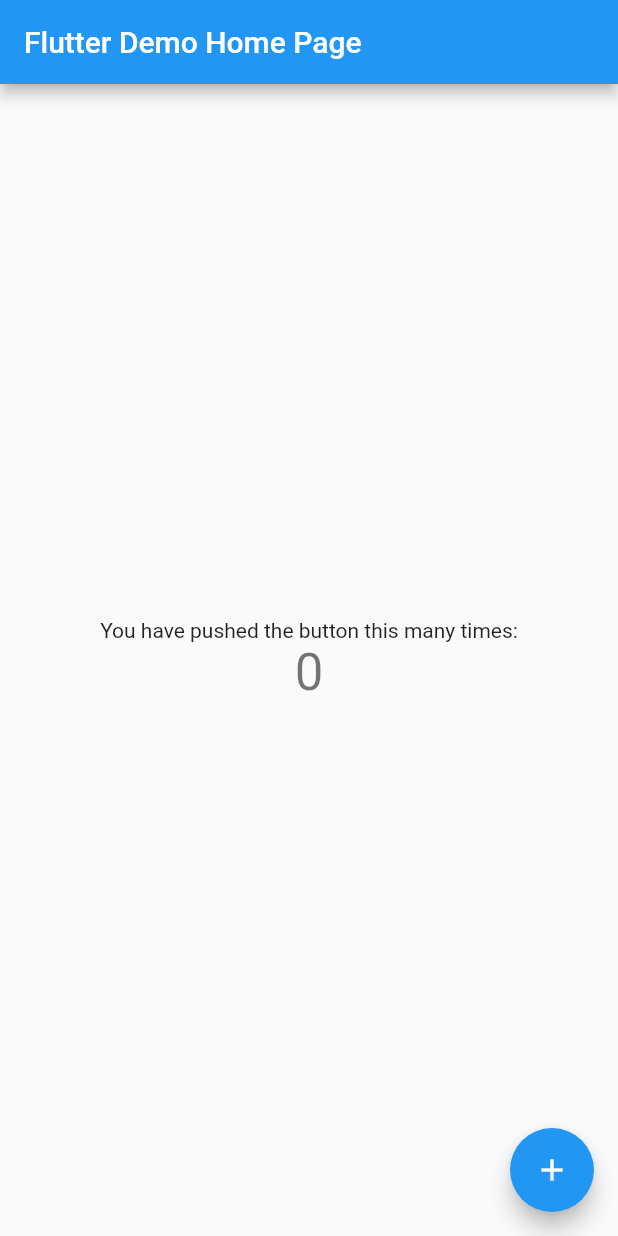
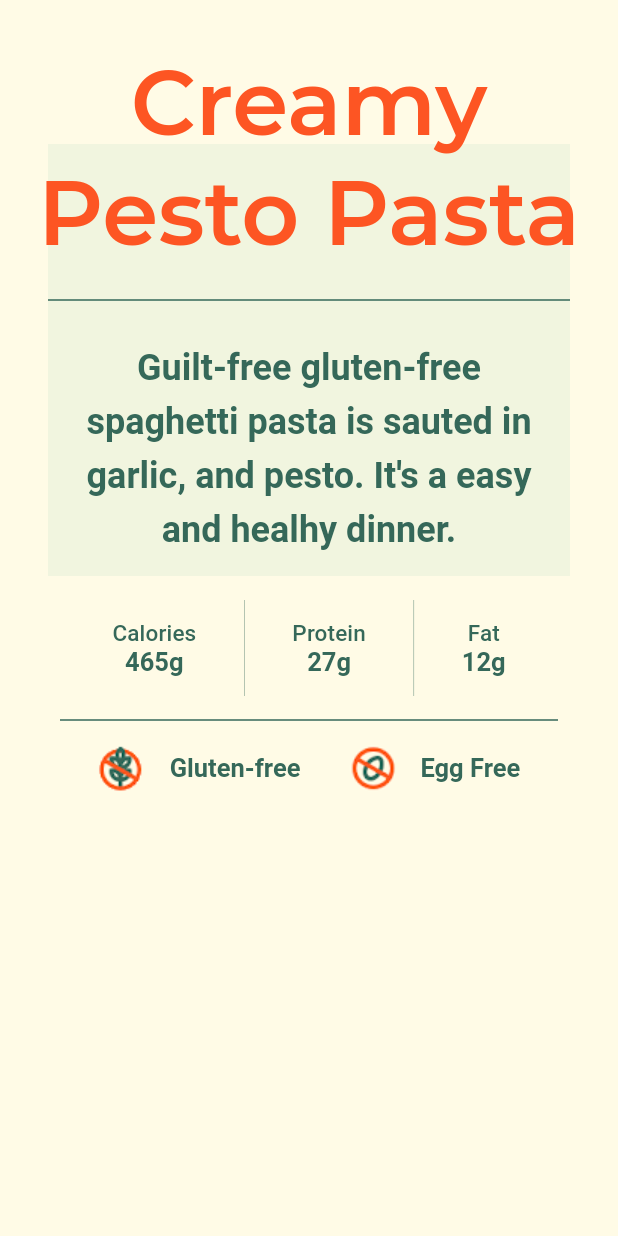
Before and after one commit to mit-mit/basil, a Flutter app: the screen it shows after launch, on a phone screen of 412 x 824 dp. Run offline on Flutter 3.47's test engine with Material 2 defaults, Android fonts, the phone set to English and light mode, and no system bars; Roboto replaces fonts that are missing (Lekton).

Commit message:
Initial Flutter layout

```diff
--- a/flutterapp/lib/main.dart
+++ b/flutterapp/lib/main.dart
@@ -1,113 +1,106 @@
 import 'package:flutter/material.dart';
+
+import 'recipee.dart';
 
 void main() {
   runApp(MyApp());
 }
 
 class MyApp extends StatelessWidget {
-  // This widget is the root of your application.
   @override
   Widget build(BuildContext context) {
     return MaterialApp(
-      title: 'Flutter Demo',
+      title: 'Basil',
       theme: ThemeData(
-        // This is the theme of your application.
-        //
-        // Try running your application with "flutter run". You'll see the
-        // application has a blue toolbar. Then, without quitting the app, try
-        // changing the primarySwatch below to Colors.green and then invoke
-        // "hot reload" (press "r" in the console where you ran "flutter run",
-        // or simply save your changes to "hot reload" in a Flutter IDE).
-        // Notice that the counter didn't reset back to zero; the application
-        // is not restarted.
-        primarySwatch: Colors.blue,
+        // Colors.
+        brightness: Brightness.light,
+        scaffoldBackgroundColor: basilBackground,
+        backgroundColor: basilBackground,
+        primaryColor: basilGreen,
+        accentColor: basilOrange,
+        // Fonts.
+        //fontFamily: 'Monterrat',
+        textTheme: TextTheme(
+          headline1: TextStyle(
+            fontSize: 96,
+            fontWeight: FontWeight.bold,
+            fontFamily: 'Montserrat',
+            color: basilOrange,
+          ),
+          headline2: TextStyle(
+            fontSize: 60,
+            fontWeight: FontWeight.w600,
+            fontFamily: 'Montserrat',
+            color: basilGreen,
+          ),
+          headline3: TextStyle(
+            fontSize: 48,
+            fontWeight: FontWeight.bold,
+            fontFamily: 'Montserrat',
+            color: basilGreen,
+          ),
+          headline4: TextStyle(
+            fontSize: 34,
+            fontWeight: FontWeight.bold,
+            fontFamily: 'Montserrat',
+            color: basilGreen,
+          ),
+          headline5: TextStyle(
+            fontSize: 24,
+            fontWeight: FontWeight.bold,
+            fontFamily: 'Montserrat',
+            color: basilGreen,
+          ),
+          headline6: TextStyle(
+            fontSize: 24,
+            height: 1.5,
+            fontWeight: FontWeight.bold,
+            fontFamily: 'Lekton',
+            color: basilGreen,
+          ),
+          subtitle1: TextStyle(
+            fontSize: 17,
+            fontWeight: FontWeight.bold,
+            fontFamily: 'Lekton',
+            color: basilGreen,
+          ),
+          subtitle2: TextStyle(
+            fontSize: 15,
+            fontFamily: 'Lekton',
+            color: basilGreen,
+          ),
+          bodyText1: TextStyle(
+            fontSize: 16,
+            fontWeight: FontWeight.bold,
+            fontFamily: 'Montserrat',
+            color: basilGreen,
+          ),
+          bodyText2: TextStyle(
+            fontSize: 14,
+            fontFamily: 'Montserrat',
+            color: basilGreen,
+          ),
+          button: TextStyle(
+            fontSize: 14,
+            fontWeight: FontWeight.bold,
+            fontFamily: 'Montserrat',
+            color: basilGreen,
+          ),
+          caption: TextStyle(
+            fontSize: 12,
+            fontWeight: FontWeight.bold,
+            fontFamily: 'Montserrat',
+            color: basilGreen,
+          ),
+          overline: TextStyle(
+            fontSize: 10,
+            fontWeight: FontWeight.bold,
+            fontFamily: 'Montserrat',
+            color: basilGreen,
+          ),
+        ),
       ),
-      home: MyHomePage(title: 'Flutter Demo Home Page'),
+      home: RecipeWidget(),
     );
   }
 }
-
-class MyHomePage extends StatefulWidget {
-  MyHomePage({Key? key, required this.title}) : super(key: key);
-
-  // This widget is the home page of your application. It is stateful, meaning
-  // that it has a State object (defined below) that contains fields that affect
-  // how it looks.
-
-  // This class is the configuration for the state. It holds the values (in this
-  // case the title) provided by the parent (in this case the App widget) and
-  // used by the build method of the State. Fields in a Widget subclass are
-  // always marked "final".
-
-  final String title;
-
-  @override
-  _MyHomePageState createState() => _MyHomePageState();
-}
-
-class _MyHomePageState extends State<MyHomePage> {
-  int _counter = 0;
-
-  void _incrementCounter() {
-    setState(() {
-      // This call to setState tells the Flutter framework that something has
-      // changed in this State, which causes it to rerun the build method below
-      // so that the display can reflect the updated values. If we changed
-      // _counter without calling setState(), then the build method would not be
-      // called again, and so nothing would appear to happen.
-      _counter++;
-    });
-  }
-
-  @override
-  Widget build(BuildContext context) {
-    // This method is rerun every time setState is called, for instance as done
-    // by the _incrementCounter method above.
-    //
-    // The Flutter framework has been optimized to make rerunning build methods
-    // fast, so that you can just rebuild anything that needs updating rather
-    // than having to individually change instances of widgets.
-    return Scaffold(
-      appBar: AppBar(
-        // Here we take the value from the MyHomePage object that was created by
-        // the App.build method, and use it to set our appbar title.
-        title: Text(widget.title),
-      ),
-      body: Center(
-        // Center is a layout widget. It takes a single child and positions it
-        // in the middle of the parent.
-        child: Column(
-          // Column is also a layout widget. It takes a list of children and
-          // arranges them vertically. By default, it sizes itself to fit its
-          // children horizontally, and tries to be as tall as its parent.
-          //
-          // Invoke "debug painting" (press "p" in the console, choose the
-          // "Toggle Debug Paint" action from the Flutter Inspector in Android
-          // Studio, or the "Toggle Debug Paint" command in Visual Studio Code)
-          // to see the wireframe for each widget.
-          //
-          // Column has various properties to control how it sizes itself and
-          // how it positions its children. Here we use mainAxisAlignment to
-          // center the children vertically; the main axis here is the vertical
-          // axis because Columns are vertical (the cross axis would be
-          // horizontal).
-          mainAxisAlignment: MainAxisAlignment.center,
-          children: <Widget>[
-            Text(
-              'You have pushed the button this many times:',
-            ),
-            Text(
-              '$_counter',
-              style: Theme.of(context).textTheme.headline4,
-            ),
-          ],
-        ),
-      ),
-      floatingActionButton: FloatingActionButton(
-        onPressed: _incrementCounter,
-        tooltip: 'Increment',
-        child: Icon(Icons.add),
-      ), // This trailing comma makes auto-formatting nicer for build methods.
-    );
-  }
-}
--- /dev/null
+++ b/flutterapp/lib/recipee.dart
@@ -0,0 +1,135 @@
+import 'package:flutter/material.dart';
+
+const basilBackground = const Color(0xfffffbe6);
+const basilGreen = const Color(0xff356859);
+const basilLightGreen = const Color(0xfff1f5df);
+const basilOlive = const Color(0xff37966f);
+const basilOrange = const Color(0xfffd5523);
+
+class RecipeWidget extends StatelessWidget {
+  const RecipeWidget({Key? key}) : super(key: key);
+
+  @override
+  Widget build(BuildContext context) {
+    return Scaffold(
+      body: ListView(
+        children: [
+          SizedBox(height: 32),
+          Stack(
+            children: [
+              RecipeDescriptionWidget(),
+              RecipeNameWidget(),
+            ],
+          ),
+        ],
+      ),
+    );
+  }
+}
+
+class RecipeDescriptionWidget extends StatelessWidget {
+  const RecipeDescriptionWidget({
+    Key? key,
+  }) : super(key: key);
+
+  @override
+  Widget build(BuildContext context) {
+    return Container(
+      padding: EdgeInsets.fromLTRB(32, 64, 32, 0),
+      alignment: Alignment.center,
+      child: Column(
+        children: [
+          ColoredBox(
+            color: basilLightGreen,
+            child: Column(
+              children: [
+                SizedBox(height: 96),
+                Divider(
+                  thickness: 1,
+                  color: basilGreen,
+                ),
+                Container(
+                  padding: EdgeInsets.all(16),
+                  child: Text(
+                    'Guilt-free gluten-free spaghetti pasta is sauted in garlic, and pesto. It\'s a easy and healhy dinner.',
+                    style: Theme.of(context).textTheme.headline6,
+                    textAlign: TextAlign.center,
+                  ),
+                ),
+              ],
+            ),
+          ),
+          SizedBox(height: 16),
+          SizedBox(
+            height: 64,
+            child: Row(
+              mainAxisAlignment: MainAxisAlignment.center,
+              children: [
+                Column(
+                  mainAxisAlignment: MainAxisAlignment.center,
+                  children: [
+                    Text('Calories',
+                        style: Theme.of(context).textTheme.subtitle2),
+                    Text('465g', style: Theme.of(context).textTheme.subtitle1),
+                  ],
+                ),
+                VerticalDivider(width: 64, thickness: .25, color: basilGreen),
+                Column(
+                  mainAxisAlignment: MainAxisAlignment.center,
+                  children: [
+                    Text('Protein',
+                        style: Theme.of(context).textTheme.subtitle2),
+                    Text('27g', style: Theme.of(context).textTheme.subtitle1),
+                  ],
+                ),
+                VerticalDivider(width: 64, thickness: .25, color: basilGreen),
+                Column(
+                  mainAxisAlignment: MainAxisAlignment.center,
+                  children: [
+                    Text('Fat', style: Theme.of(context).textTheme.subtitle2),
+                    Text('12g', style: Theme.of(context).textTheme.subtitle1),
+                  ],
+                ),
+              ],
+            ),
+          ),
+          Padding(
+            padding: const EdgeInsets.all(8.0),
+            child: Divider(
+              thickness: 1,
+              color: basilGreen,
+            ),
+          ),
+          Row(
+            mainAxisAlignment: MainAxisAlignment.center,
+            children: [
+              Image(image: AssetImage('assets/icons/no-gluten.png')),
+              SizedBox(width: 16),
+              Text('Gluten-free', style: Theme.of(context).textTheme.subtitle1),
+              SizedBox(width: 32),
+              Image(image: AssetImage('assets/icons/no-egg.png')),
+              SizedBox(width: 16),
+              Text('Egg Free', style: Theme.of(context).textTheme.subtitle1)
+            ],
+          )
+        ],
+      ),
+    );
+  }
+}
+
+class RecipeNameWidget extends StatelessWidget {
+  const RecipeNameWidget({
+    Key? key,
+  }) : super(key: key);
+
+  @override
+  Widget build(BuildContext context) {
+    return Text(
+      'Creamy Pesto Pasta',
+      style:
+          Theme.of(context).textTheme.headline2!.copyWith(color: basilOrange),
+      textAlign: TextAlign.center,
+    );
+  }
+}
```
Also changed, not shown: flutterapp/pubspec.yaml (+18 -42 lines), flutterapp/assets/fonts/Lekton-Bold.ttf (added), flutterapp/assets/fonts/Lekton-Regular.ttf (added), flutterapp/assets/fonts/Montserrat-Bold.ttf (added), flutterapp/assets/fonts/Montserrat-Regular.ttf (added), flutterapp/assets/fonts/Montserrat-SemiBold.ttf (added), flutterapp/assets/icons/no-egg.png (added), flutterapp/assets/icons/no-gluten.png (added), flutterapp/pubspec.lock.
